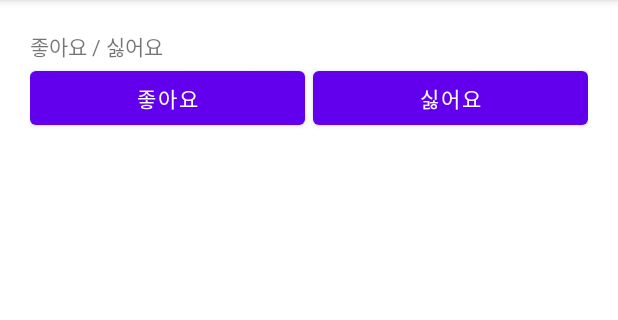
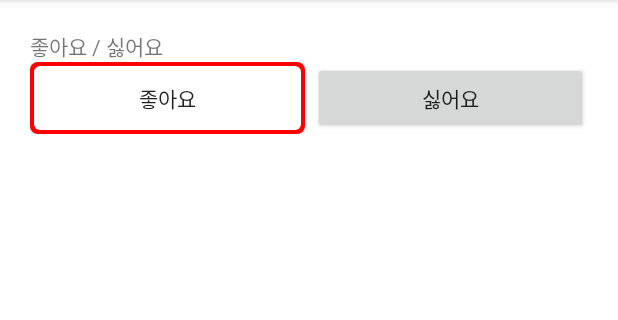
Before and after one commit to Tycoon19/DrawbleXmlPractice_Jaewhi, an Android app: the screen it shows after launch (MainActivity), on a phone screen of 412 x 824 dp, the part 84-404 px from its top. Run offline under Robolectric (Android 15) with nearby library versions, the phone set to English and light mode, and no system bars.

Commit message:
기본 모양 -> 빨간 둥그런 테두리로 변경

```diff
--- a/app/src/main/res/drawable/red_round_rect.xml
+++ b/app/src/main/res/drawable/red_round_rect.xml
@@ -12,6 +12,8 @@
 
                     <solid
                         android:color="#FF0000"/>
+                    <corners
+                        android:radius="5dp"/>
 
                 </shape>
 
@@ -29,6 +31,8 @@
 
                     <solid
                         android:color="#FFFFFF"/>
+                    <corners
+                        android:radius="4dp"/>
 
                 </shape>
 
--- a/app/src/main/res/layout/activity_main.xml
+++ b/app/src/main/res/layout/activity_main.xml
@@ -18,13 +18,14 @@
         android:layout_height="wrap_content"
         android:orientation="horizontal">
 
-        <Button
+        <androidx.appcompat.widget.AppCompatButton
             android:layout_width="0dp"
             android:layout_height="wrap_content"
             android:text="좋아요"
+            android:background="@drawable/red_round_rect"
             android:layout_weight="1"/>
 
-        <Button
+        <androidx.appcompat.widget.AppCompatButton
             android:layout_width="0dp"
             android:layout_height="wrap_content"
             android:layout_marginLeft="5dp"
```
